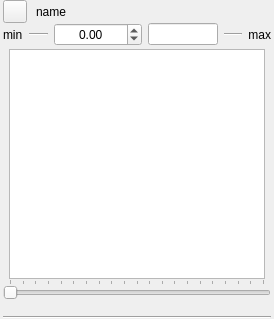
Qt form qtfuzzylite/ui/Viewer.ui (fuzzylite/fuzzylite) before a commit.
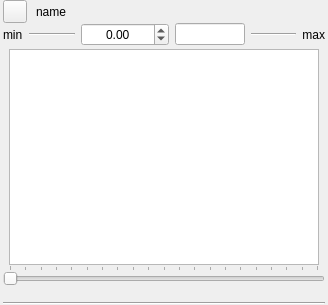
The same form after that commit. Icons and pictures are not drawn.

What changed in the file:
```diff
--- a/qtfuzzylite/ui/Viewer.ui
+++ b/qtfuzzylite/ui/Viewer.ui
@@ -6,12 +6,12 @@
    <rect>
     <x>0</x>
     <y>0</y>
-    <width>274</width>
-    <height>319</height>
+    <width>328</width>
+    <height>305</height>
    </rect>
   </property>
   <property name="sizePolicy">
-   <sizepolicy hsizetype="Expanding" vsizetype="Expanding">
+   <sizepolicy hsizetype="MinimumExpanding" vsizetype="MinimumExpanding">
     <horstretch>0</horstretch>
     <verstretch>0</verstretch>
    </sizepolicy>
@@ -208,7 +208,7 @@
       <item>
        <widget class="QGraphicsView" name="canvas">
         <property name="sizePolicy">
-         <sizepolicy hsizetype="MinimumExpanding" vsizetype="Expanding">
+         <sizepolicy hsizetype="Expanding" vsizetype="MinimumExpanding">
           <horstretch>0</horstretch>
           <verstretch>0</verstretch>
          </sizepolicy>
@@ -357,22 +357,6 @@
      </property>
     </widget>
    </item>
-   <item>
-    <spacer name="verticalSpacer">
-     <property name="orientation">
-      <enum>Qt::Vertical</enum>
-     </property>
-     <property name="sizeType">
-      <enum>QSizePolicy::Minimum</enum>
-     </property>
-     <property name="sizeHint" stdset="0">
-      <size>
-       <width>0</width>
-       <height>0</height>
-      </size>
-     </property>
-    </spacer>
-   </item>
   </layout>
  </widget>
  <resources>
```
